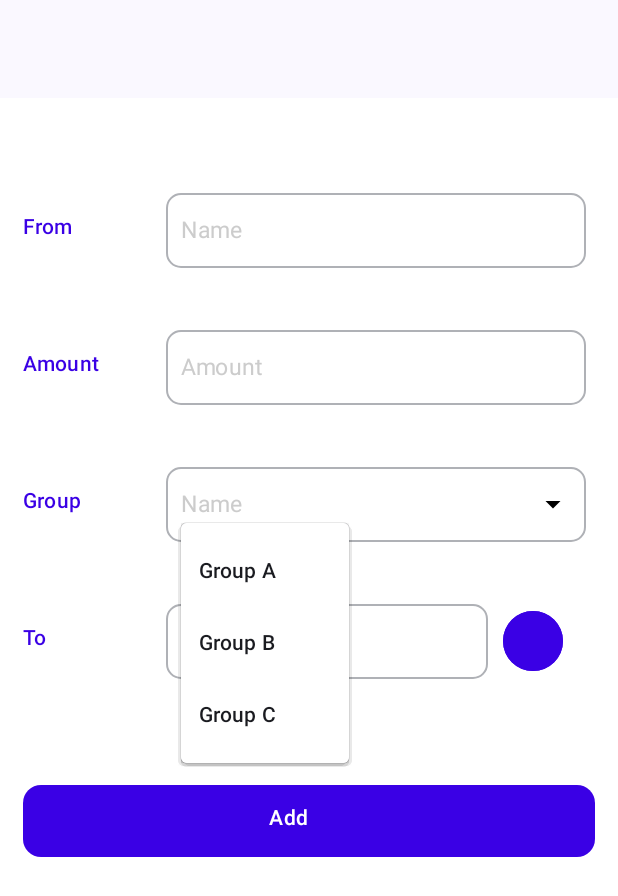
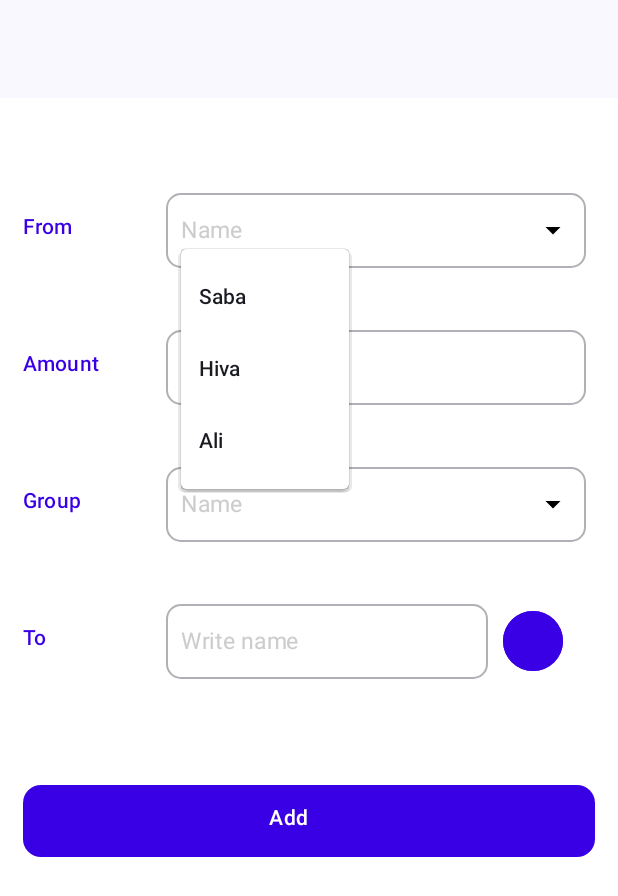
Before and after one commit to saba-ramezani/MyWePay, an Android app built with Jetpack Compose: the composable AddExpenseScreen shown on its own in the app's theme, after a tap on "Name", on a phone screen of 412 x 824 dp. Shown: the top 896 px of the screen. Run offline under Robolectric (Android 15) with nearby library versions, the phone set to English and light mode, and no system bars.

Commit message:
added dropdown for FromName in AddExpenseScreen

```diff
--- a/app/src/main/java/com/example/wepay/screens/AddExpenseScreen.kt
+++ b/app/src/main/java/com/example/wepay/screens/AddExpenseScreen.kt
@@ -55,28 +55,18 @@ class TextFieldState(){
 }
 
 
+
 @Composable
-private fun FromNameTextField(modifier: Modifier = Modifier, FromNameState : TextFieldState = remember { TextFieldState() }) {
-    BasicTextField(
-        value = FromNameState.text,
-        onValueChange = {
-            FromNameState.text = it
+private fun FromNameDropdown(
+    modifier: Modifier = Modifier,
+    fromNames: List<String>,
+    selectedFromName: String,
+    onFromNameSelected: (String) -> Unit
+) {
+    var expanded by remember { mutableStateOf(false) }
 
-        },
-        maxLines = 1,
-        textStyle = TextStyle(
-            fontSize = 15.sp,
-            lineHeight = 35.sp,
-            fontWeight = FontWeight(400),
-            color = Color.Black,
-            letterSpacing = 0.2.sp,
-            textAlign = TextAlign.Left,
-
-            ),
-        cursorBrush = SolidColor(Color(0xFF3A00E5)),
-        decorationBox = { innerTextField ->
     Box(
-                modifier = Modifier
+        modifier = modifier
             .width(280.dp)
             .height(50.dp)
             .background(color = Color.White)
@@ -86,23 +76,45 @@ private fun FromNameTextField(modifier: Modifier = Modifier, FromNameState : Tex
                 shape = RoundedCornerShape(size = 10.dp)
             )
             .padding(start = 10.dp, top = 12.5.dp, bottom = 12.5.dp, end = 10.dp)
+            .clickable { expanded = true }
     ) {
-                if (FromNameState.text.isEmpty()) {
+        Row(
+            verticalAlignment = Alignment.CenterVertically,
+            horizontalArrangement = Arrangement.SpaceBetween,
+            modifier = Modifier
+                .fillMaxWidth()
+        ) {
             Text(
-                        text = "Name",
+                text = if (selectedFromName.isEmpty()) "Name" else selectedFromName,
                 fontSize = 15.sp,
                 fontWeight = FontWeight.Normal,
-                        color = Color.LightGray
+                color = if (selectedFromName.isEmpty()) Color.LightGray else Color.Black
+            )
+
+            Icon(
+                imageVector = Icons.Default.ArrowDropDown,
+                contentDescription = null,
+                tint = Color.Black
             )
         }
-                innerTextField()
+
+        DropdownMenu(
+            expanded = expanded,
+            onDismissRequest = { expanded = false },
+            modifier = Modifier.background(Color.White)
+        ) {
+            fromNames.forEach { fromName ->
+                DropdownMenuItem(
+                    onClick = {
+                        onFromNameSelected(fromName)
+                        expanded = false
+                    },
+                    text = { Text(text = fromName) }
+                )
             }
-        },
-    )
-
         }
-
-
+    }
+}
 
 @Composable
 private fun FromNameField(modifier: Modifier = Modifier, FromNameState : TextFieldState = remember { TextFieldState() }) {
@@ -129,7 +141,15 @@ private fun FromNameField(modifier: Modifier = Modifier, FromNameState : TextFie
                 .fillMaxWidth()
                 .height(76.dp)
         ) {
-            FromNameTextField(FromNameState = FromNameState)
+            val fromNames = listOf("Saba", "Hiva", "Ali")
+            var selectedFromName by remember { mutableStateOf("") }
+
+            FromNameDropdown(
+                modifier = Modifier,
+                fromNames = fromNames,
+                selectedFromName = selectedFromName,
+                onFromNameSelected = { selectedFromName = it }
+            )
         }
     }
 }
@@ -272,10 +292,6 @@ private fun GroupNameDropdown(
         }
     }
 }
-
-
-
-
 
 
 @Composable
```
Lines whose indentation alone changed are shown as unchanged.
